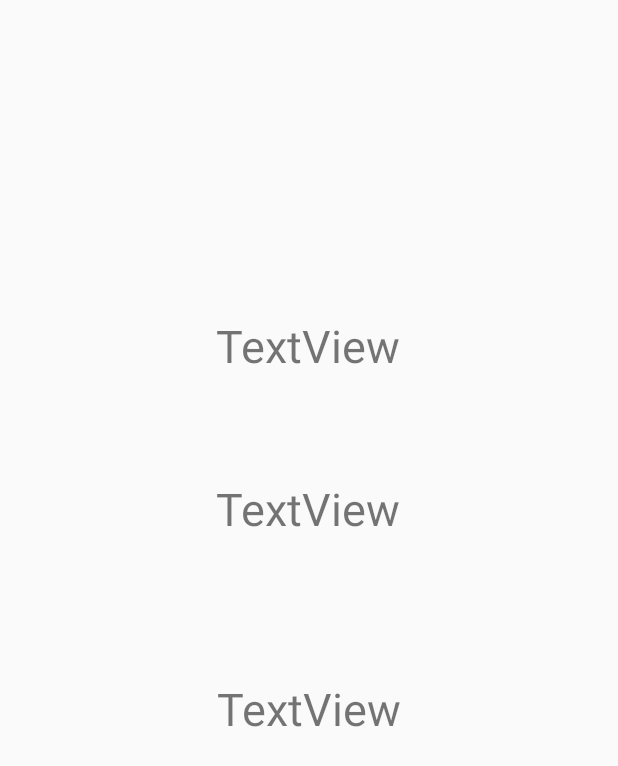
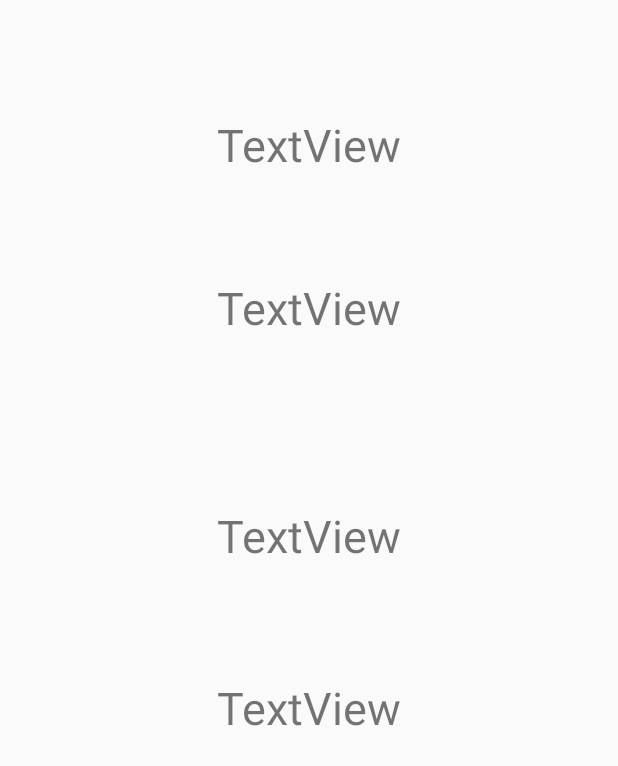
Before and after one commit to Sahil-Ansari-99/PanoClicks, an Android app: the layout activity_sensor.xml on its own in the app's theme, with its tools: preview values and no code run, on a phone screen of 412 x 824 dp. Shown: the top 766 px of the screen. Run offline under Robolectric (Android 15) with nearby library versions, the phone set to English and light mode, and no system bars.

Commit message:
Added Angle with z axis

```diff
--- a/app/src/main/AndroidManifest.xml
+++ b/app/src/main/AndroidManifest.xml
@@ -14,7 +14,7 @@
         android:roundIcon="@mipmap/ic_launcher_round"
         android:supportsRtl="true"
         android:theme="@style/AppTheme">
-        <activity android:name=".CameraActivity">
+        <activity android:name=".SensorActivity">
             <intent-filter>
                 <action android:name="android.intent.action.MAIN" />
 
--- a/app/src/main/java/com/sphereruler/panoclicks/SensorActivity.java
+++ b/app/src/main/java/com/sphereruler/panoclicks/SensorActivity.java
@@ -10,13 +10,13 @@ import android.util.Log;
 import android.widget.TextView;
 
 public class SensorActivity extends Activity implements SensorEventListener {
-    TextView polarAngle, azimuthAngle, pitchAngle;
+    TextView polarAngle, azimuthAngle, pitchAngle,zAngle;
 
     private SensorManager mSensorManager;
     Sensor accelerometer;
     Sensor magnetometer;
     Sensor angle;
-    float azimuth, roll, pitch;
+    float azimuth, roll, pitch, polar;
 //    float mAzimuth,mPitch,mRoll;
 
     @Override
@@ -30,6 +30,7 @@ public class SensorActivity extends Activity implements SensorEventListener {
         polarAngle = (TextView) findViewById(R.id.polarAngle);
         azimuthAngle = (TextView) findViewById(R.id.azimuthAngle);
         pitchAngle = (TextView) findViewById(R.id.pitchAngle);
+        zAngle=findViewById(R.id.zAngle);
 
     }
 
@@ -72,6 +73,12 @@ public class SensorActivity extends Activity implements SensorEventListener {
                 azimuth = orientation[0];
                 pitch = orientation[1];
                 roll = orientation[2];
+
+//                azimuth= (float) Math.toDegrees(azimuth);
+//                pitch= (float) Math.toDegrees(pitch);
+//                roll= (float) Math.toDegrees(roll);
+
+                polar= (float) Math.acos(Math.cos(pitch)*Math.cos(roll));
                 // orientation contains: azimut, pitch and roll
             }
 //        if (event.sensor.getType()==Sensor.TYPE_ORIENTATION) {
@@ -110,6 +117,7 @@ public class SensorActivity extends Activity implements SensorEventListener {
             polarAngle.setText("" + Math.round(Math.toDegrees(roll)));
             azimuthAngle.setText("" + Math.round(Math.toDegrees(azimuth)));
             pitchAngle.setText("" + Math.round(Math.toDegrees(pitch)));
+            zAngle.setText(""+Math.round(Math.toDegrees(polar)));
 
         }
 
--- a/app/src/main/res/layout/activity_sensor.xml
+++ b/app/src/main/res/layout/activity_sensor.xml
@@ -5,6 +5,22 @@
     xmlns:tools="http://schemas.android.com/tools"
     android:layout_width="match_parent"
     android:layout_height="match_parent">
+
+    <TextView
+        android:id="@+id/zAngle"
+        android:layout_width="wrap_content"
+        android:layout_height="wrap_content"
+        android:layout_marginStart="8dp"
+        android:layout_marginTop="68dp"
+        android:layout_marginEnd="8dp"
+        android:layout_marginBottom="8dp"
+        android:text="TextView"
+        android:textSize="30dp"
+        app:layout_constraintBottom_toBottomOf="parent"
+        app:layout_constraintEnd_toEndOf="parent"
+        app:layout_constraintStart_toStartOf="parent"
+        app:layout_constraintTop_toBottomOf="@+id/polarAngle"
+        app:layout_constraintVertical_bias="0.452" />
 
     <TextView
         android:id="@+id/polarAngle"
@@ -18,10 +34,9 @@
         android:textSize="30dp"
         app:layout_constraintBottom_toBottomOf="parent"
         app:layout_constraintEnd_toEndOf="parent"
-        app:layout_constraintHorizontal_bias="0.498"
         app:layout_constraintStart_toStartOf="parent"
         app:layout_constraintTop_toTopOf="parent"
-        app:layout_constraintVertical_bias="0.263" />
+        app:layout_constraintVertical_bias="0.089" />
 
     <TextView
         android:id="@+id/azimuthAngle"
@@ -35,7 +50,6 @@
         android:textSize="30dp"
         app:layout_constraintBottom_toBottomOf="parent"
         app:layout_constraintEnd_toEndOf="parent"
-        app:layout_constraintHorizontal_bias="0.498"
         app:layout_constraintStart_toStartOf="parent"
         app:layout_constraintTop_toBottomOf="@+id/polarAngle"
         app:layout_constraintVertical_bias="0.0" />
@@ -54,6 +68,6 @@
         app:layout_constraintEnd_toEndOf="parent"
         app:layout_constraintStart_toStartOf="parent"
         app:layout_constraintTop_toBottomOf="@+id/polarAngle"
-        app:layout_constraintVertical_bias="0.292" />
+        app:layout_constraintVertical_bias="0.257" />
 
 </android.support.constraint.ConstraintLayout>
```
